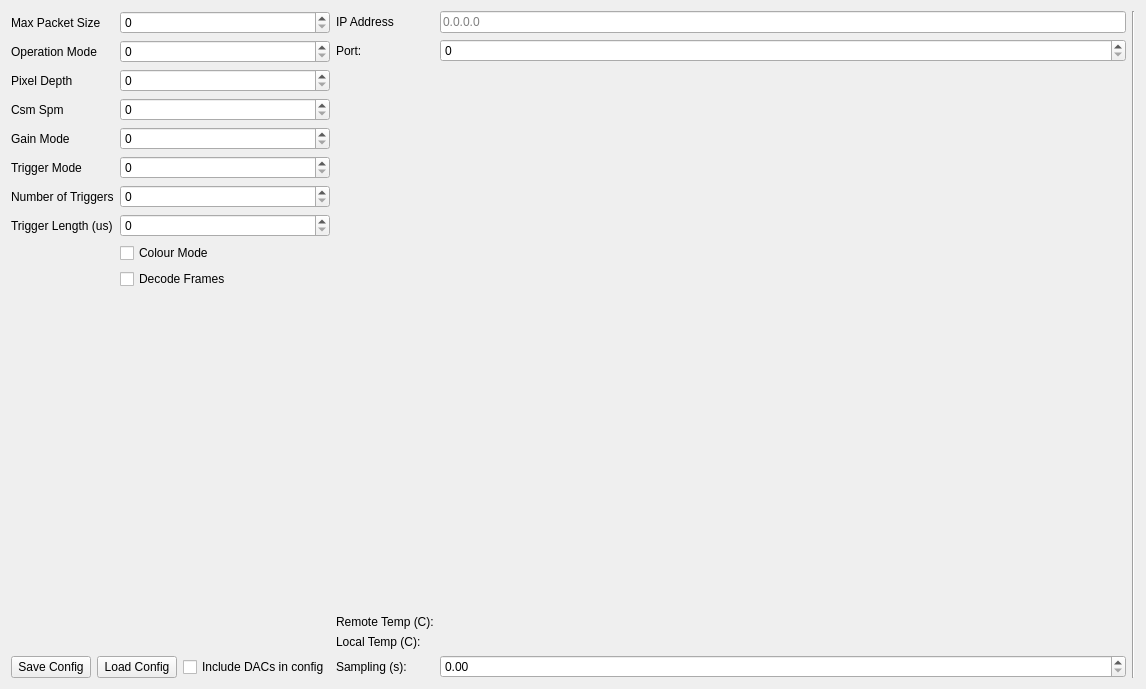
Before: the Qt Designer form SpidrMpx3Eq/qcstmconfigmonitoring.ui in navrit/dexter, drawn with Qt 5.
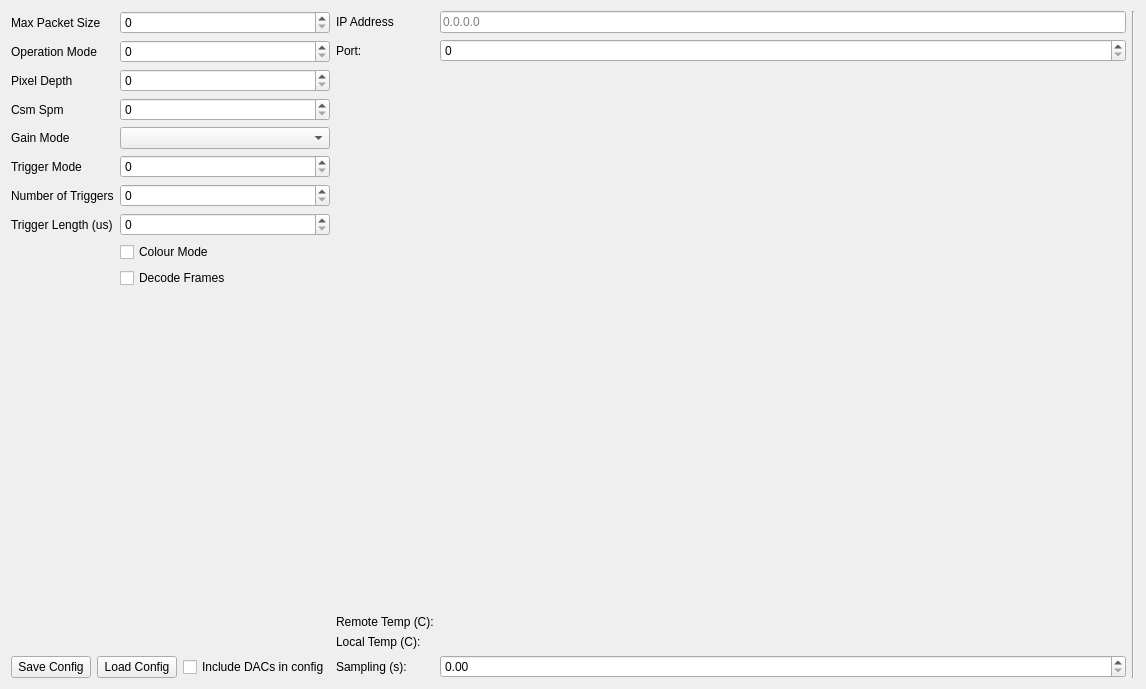
After: the same form once the commit is applied.

Diff of the .ui file:
```diff
--- a/SpidrMpx3Eq/qcstmconfigmonitoring.ui
+++ b/SpidrMpx3Eq/qcstmconfigmonitoring.ui
@@ -95,24 +95,14 @@
            </property>
           </widget>
          </item>
-         <item row="5" column="1">
-          <widget class="QSpinBox" name="gainModeSpinner">
-           <property name="keyboardTracking">
-            <bool>false</bool>
-           </property>
-           <property name="maximum">
-            <number>9999999</number>
-           </property>
-          </widget>
-         </item>
-         <item row="6" column="0">
+         <item row="7" column="0">
           <widget class="QLabel" name="label_7">
            <property name="text">
             <string>Trigger Mode</string>
            </property>
           </widget>
          </item>
-         <item row="6" column="1">
+         <item row="7" column="1">
           <widget class="QSpinBox" name="triggerModeSpinner">
            <property name="keyboardTracking">
             <bool>false</bool>
@@ -122,14 +112,14 @@
            </property>
           </widget>
          </item>
-         <item row="7" column="0">
+         <item row="8" column="0">
           <widget class="QLabel" name="label_9">
            <property name="text">
             <string>Number of Triggers</string>
            </property>
           </widget>
          </item>
-         <item row="7" column="1">
+         <item row="8" column="1">
           <widget class="QSpinBox" name="nTriggersSpinner">
            <property name="keyboardTracking">
             <bool>false</bool>
@@ -139,37 +129,40 @@
            </property>
           </widget>
          </item>
-         <item row="8" column="0">
+         <item row="9" column="0">
           <widget class="QLabel" name="label_8">
            <property name="text">
             <string>Trigger Length (us)</string>
            </property>
           </widget>
          </item>
-         <item row="8" column="1">
-          <widget class="QSpinBox" name="triggerLengthSpinner">
-           <property name="keyboardTracking">
-            <bool>false</bool>
-           </property>
-           <property name="maximum">
-            <number>999999999</number>
-           </property>
-          </widget>
-         </item>
          <item row="9" column="1">
+          <widget class="QSpinBox" name="triggerLengthSpinner">
+           <property name="keyboardTracking">
+            <bool>false</bool>
+           </property>
+           <property name="maximum">
+            <number>999999999</number>
+           </property>
+          </widget>
+         </item>
+         <item row="10" column="1">
           <widget class="QCheckBox" name="ColourModeCheckBox">
            <property name="text">
             <string>Colour Mode</string>
            </property>
           </widget>
          </item>
-         <item row="10" column="1">
+         <item row="11" column="1">
           <widget class="QCheckBox" name="decodeFramesCheckbox">
            <property name="text">
             <string>Decode Frames</string>
            </property>
           </widget>
          </item>
+         <item row="5" column="1">
+          <widget class="QComboBox" name="gainModeCombobox"/>
+         </item>
         </layout>
        </item>
        <item>
```
